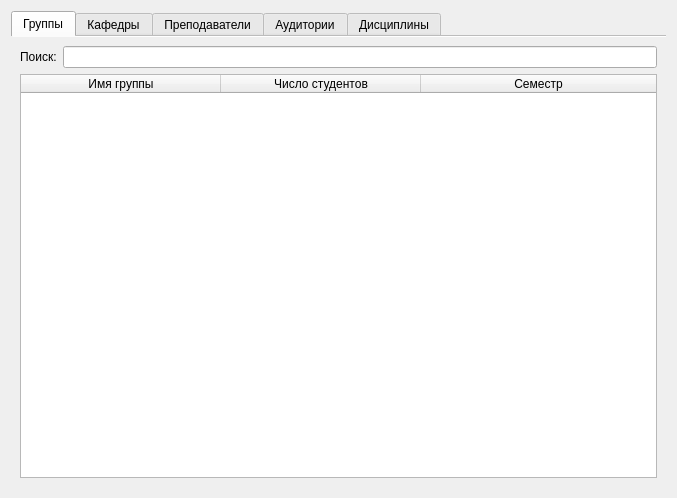
Above: catalogsform.ui from lex1133/ScheduleV2 before the change. Below: the same form after it.
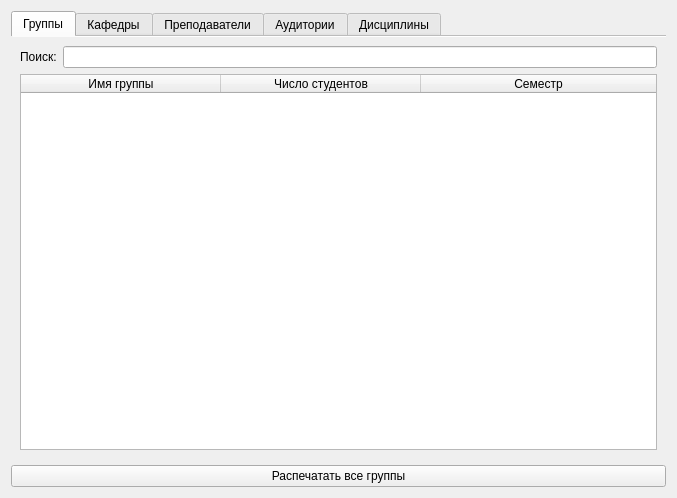
That is the form after the change.

Diff of the .ui file:
```diff
--- a/catalogsform.ui
+++ b/catalogsform.ui
@@ -387,6 +387,13 @@
      </widget>
     </widget>
    </item>
+   <item row="1" column="0">
+    <widget class="QPushButton" name="pushButton">
+     <property name="text">
+      <string>Распечатать все группы</string>
+     </property>
+    </widget>
+   </item>
   </layout>
  </widget>
  <resources/>
```
